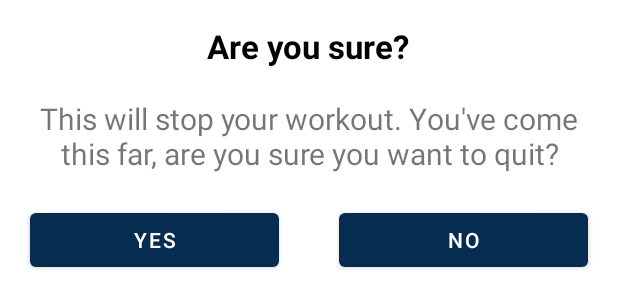
After one commit to NastiaGusev/7MinutesWorkout, an Android app: the layout dialog_custom_back.xml on its own in the app's theme, with its tools: preview values and no code run, on a phone screen of 412 x 824 dp. The commit adds this screen. Shown: the top 308 px of the screen. Run offline under Robolectric (Android 15) with nearby library versions, the phone set to English and light mode, and no system bars.

Commit message:
Added CustomDialog and BMI calculator

```diff
--- a/app/src/main/AndroidManifest.xml
+++ b/app/src/main/AndroidManifest.xml
@@ -16,6 +16,9 @@
         android:supportsRtl="true"
         android:theme="@style/Theme.7MinutesWorkout">
         <activity
+            android:name=".activities.BMIActivity"
+            android:exported="false" />
+        <activity
             android:name=".activities.FinishActivity"
             android:exported="false" />
         <activity
--- a/app/src/main/java/com/example/a7minutesworkout/activities/MainActivity.kt
+++ b/app/src/main/java/com/example/a7minutesworkout/activities/MainActivity.kt
@@ -19,6 +19,11 @@
             val intent = Intent(this, ExerciseActivity::class.java)
             startActivity(intent)
         }
+
+        binding?.mainFrameLayoutBMI?.setOnClickListener {
+            val intent = Intent(this, BMIActivity::class.java)
+            startActivity(intent)
+        }
     }
 
     override fun onDestroy() {
--- /dev/null
+++ b/app/src/main/res/layout/dialog_custom_back.xml
@@ -0,0 +1,54 @@
+<?xml version="1.0" encoding="utf-8"?>
+<LinearLayout xmlns:android="http://schemas.android.com/apk/res/android"
+    android:layout_width="match_parent"
+    android:layout_height="wrap_content"
+    android:orientation="vertical">
+
+    <TextView
+        android:id="@+id/dialogTitle"
+        android:layout_width="wrap_content"
+        android:layout_height="wrap_content"
+        android:layout_gravity="center"
+        android:layout_marginTop="16dp"
+        android:text="Are you sure?"
+        android:textColor="@color/black"
+        android:textSize="22sp"
+        android:textStyle="bold" />
+
+    <TextView
+        android:id="@+id/dialogInfo"
+        android:layout_width="wrap_content"
+        android:layout_height="wrap_content"
+        android:layout_gravity="center"
+        android:layout_marginStart="16dp"
+        android:layout_marginTop="20dp"
+        android:layout_marginEnd="16dp"
+        android:gravity="center"
+        android:text="This will stop your workout. You've come this far, are you sure you want to quit?"
+        android:textSize="20sp" />
+
+    <LinearLayout
+        android:layout_width="match_parent"
+        android:layout_height="wrap_content"
+        android:layout_gravity="center"
+        android:orientation="horizontal">
+
+        <Button
+            android:id="@+id/dialogYes"
+            android:layout_width="0dp"
+            android:layout_height="wrap_content"
+            android:layout_margin="20dp"
+            android:layout_weight="1"
+            android:text="yes" />
+
+        <Button
+            android:id="@+id/dialogNo"
+            android:layout_width="0dp"
+            android:layout_height="wrap_content"
+            android:layout_margin="20dp"
+            android:layout_weight="1"
+            android:text="no" />
+
+    </LinearLayout>
+
+</LinearLayout>
```
Also changed, not shown: app/src/main/java/com/example/a7minutesworkout/activities/BMIActivity.kt (added, +91 -0 lines), app/src/main/java/com/example/a7minutesworkout/activities/ExerciseActivity.kt (+29 -1 lines), app/src/main/res/layout/activity_bmi.xml (added, +120 -0 lines), app/src/main/res/layout/activity_main.xml (+35 -0 lines).
